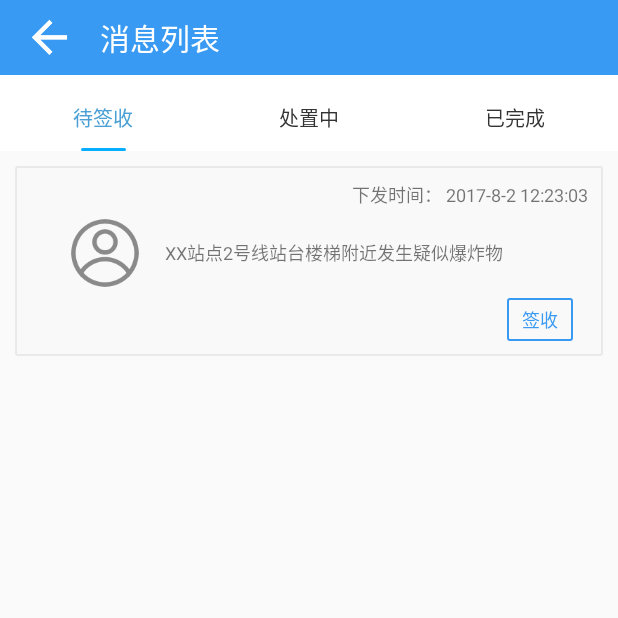
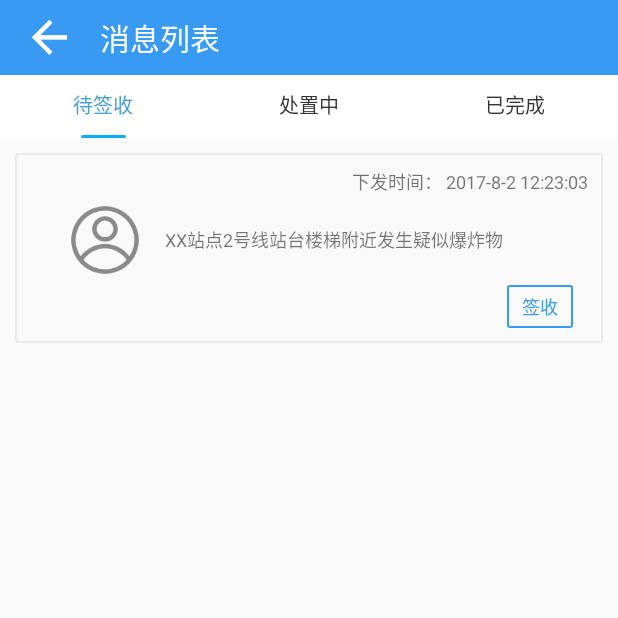
Before and after one commit to jirongshen20230912/PushDemo, an Android app: the MessageActivity screen opened directly, with no data from a screen before it, on a phone screen of 412 x 824 dp, the top half of it. Run offline under Robolectric (Android 15) with nearby library versions, the phone set to English and light mode, and no system bars; our stand-ins replace ButterKnife.

Commit message:
201806061944

```diff
--- a/app/src/main/res/layout/activity_message.xml
+++ b/app/src/main/res/layout/activity_message.xml
@@ -16,13 +16,12 @@
         android:layout_height="wrap_content"
         android:background="@android:color/white"
         android:orientation="horizontal"
-        android:paddingBottom="10dp"
-        android:paddingTop="18dp" >
+         >
 
         <RadioButton
             android:id="@+id/rb_1"
             android:layout_width="wrap_content"
-            android:layout_height="wrap_content"
+            android:layout_height="40dp"
             android:layout_weight="1"
             android:background="@null"
             android:button="@null"
@@ -34,7 +33,7 @@
         <RadioButton
             android:id="@+id/rb_2"
             android:layout_width="wrap_content"
-            android:layout_height="wrap_content"
+            android:layout_height="40dp"
             android:layout_weight="1"
             android:background="@null"
             android:button="@null"
@@ -45,7 +44,7 @@
         <RadioButton
             android:id="@+id/rb_3"
             android:layout_width="wrap_content"
-            android:layout_height="wrap_content"
+            android:layout_height="40dp"
             android:layout_weight="1"
             android:background="@null"
             android:button="@null"
```
